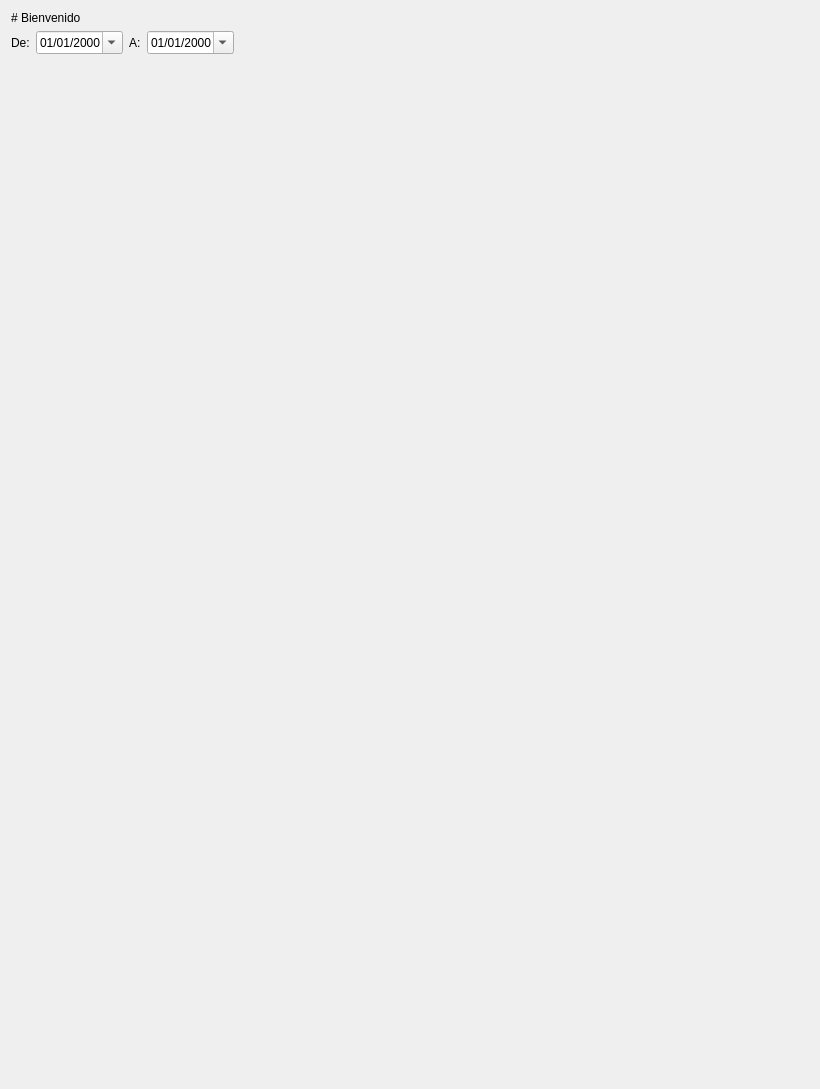
Qt form Documentacion/QtDesigner/menu_principal.ui (AsgardUtvt/ProyectoIntegrador1) before a commit.
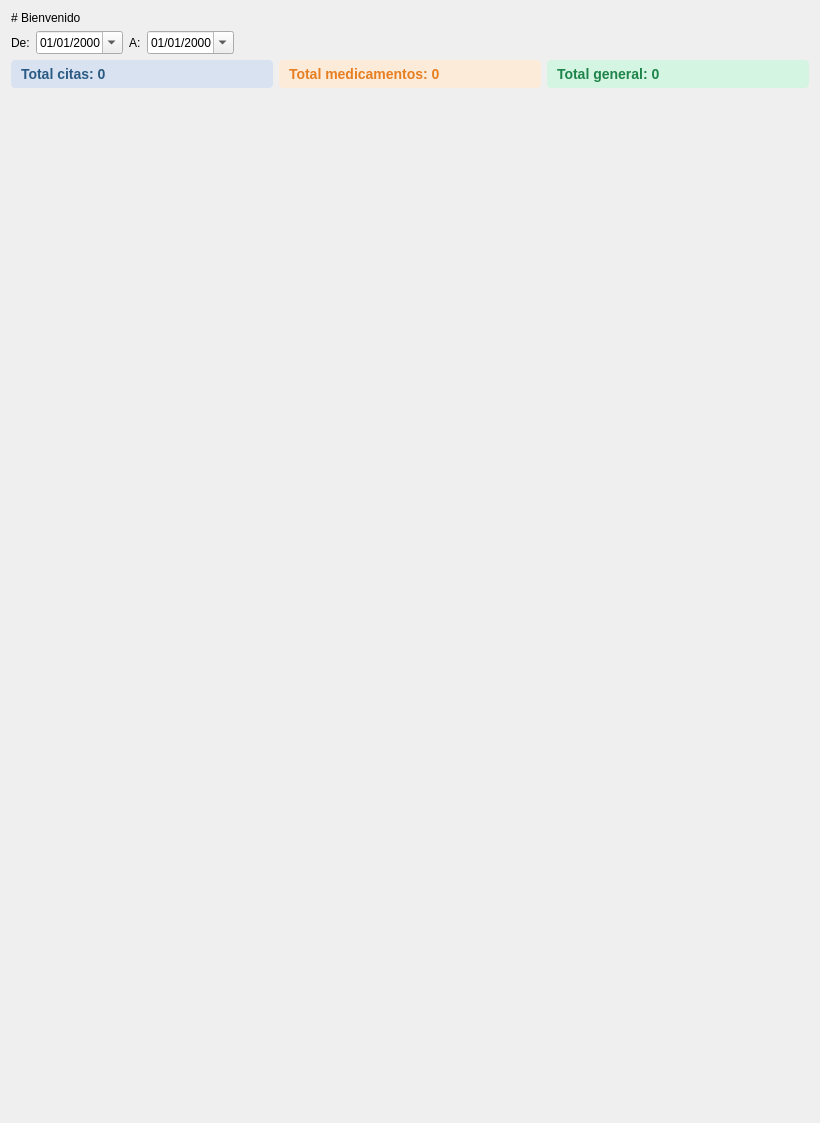
The same form after that commit.

Commit message: Se sube conteo de citas y medicamentos preescritos

Diff of the .ui file:
```diff
--- a/Documentacion/QtDesigner/menu_principal.ui
+++ b/Documentacion/QtDesigner/menu_principal.ui
@@ -75,6 +75,40 @@
      </item>
     </layout>
    </item>
+   <item>
+    <layout class="QHBoxLayout" name="totales_layout">
+     <item>
+      <widget class="QLabel" name="label_total_citas">
+       <property name="text">
+        <string>Total citas: 0</string>
+       </property>
+       <property name="styleSheet">
+        <string notr="true">font-size: 14px; font-weight: bold; color: #2b5b84; background-color: #d9e2f0; padding: 6px; border-radius: 4px;</string>
+       </property>
+      </widget>
+     </item>
+     <item>
+      <widget class="QLabel" name="label_total_med">
+       <property name="text">
+        <string>Total medicamentos: 0</string>
+       </property>
+       <property name="styleSheet">
+        <string notr="true">font-size: 14px; font-weight: bold; color: #e67e22; background-color: #fdebd9; padding: 6px; border-radius: 4px;</string>
+       </property>
+      </widget>
+     </item>
+     <item>
+      <widget class="QLabel" name="label_total_general">
+       <property name="text">
+        <string>Total general: 0</string>
+       </property>
+       <property name="styleSheet">
+        <string notr="true">font-size: 14px; font-weight: bold; color: #1e8449; background-color: #d5f5e3; padding: 6px; border-radius: 4px;</string>
+       </property>
+      </widget>
+     </item>
+    </layout>
+   </item>
    <item>
     <widget class="QWidget" name="layout_grafica_1" native="true">
      <property name="sizePolicy">
```
The commit also changes 1 other file.
